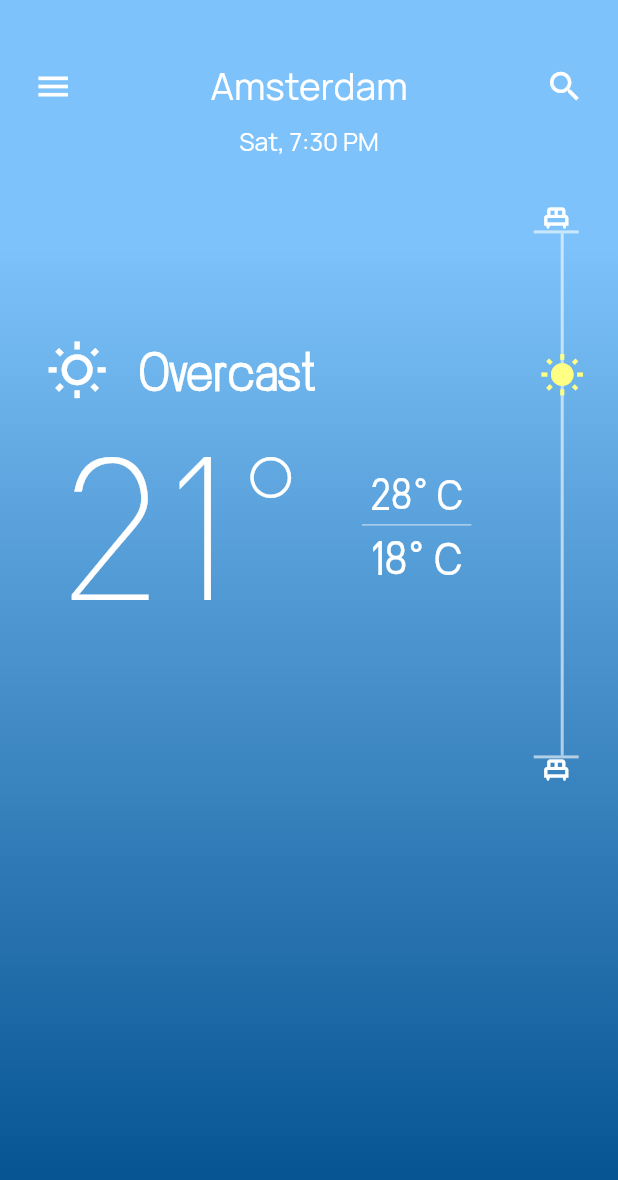
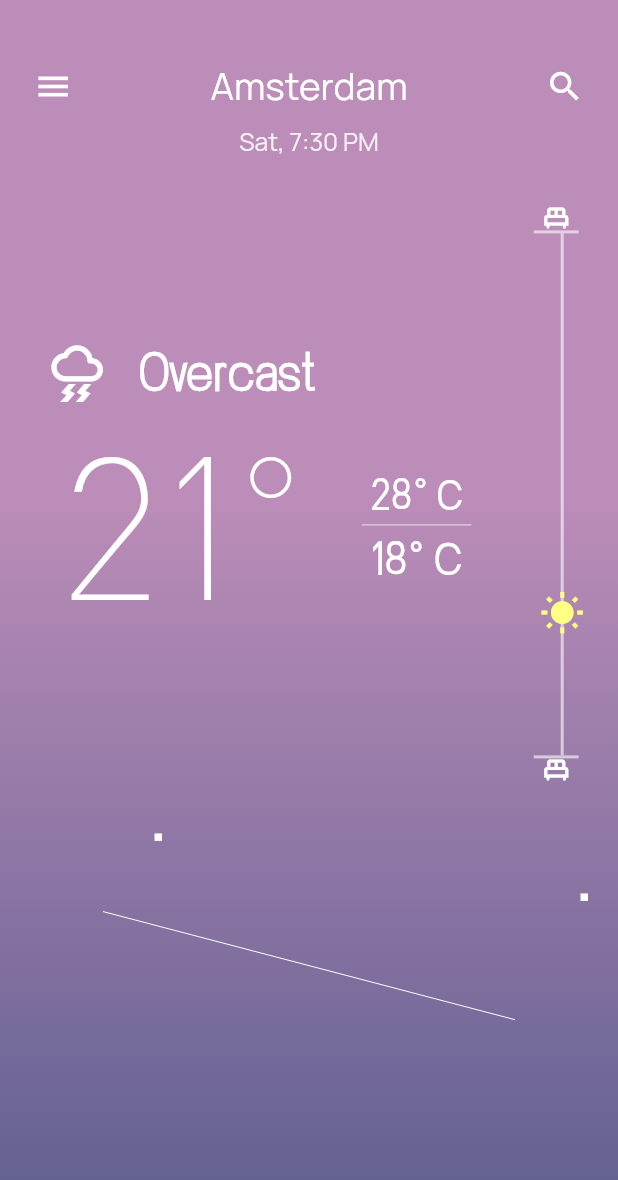
Before and after one commit to itsAliTahir/flutter_weather_app2, a Flutter app: the screen it shows after launch, on a phone screen of 412 x 824 dp. Shown: the top 1180 px of the screen. Run offline on Flutter 3.47's test engine with Material 2 defaults, Android fonts, the phone set to English and light mode, and no system bars.

Commit message:
after mids

```diff
--- a/lib/screens/home_screen.dart
+++ b/lib/screens/home_screen.dart
@@ -1,6 +1,7 @@
 import 'package:flutter/material.dart';
 import 'package:weather_application_2/screens/home_screen_widgets/center_detail.dart';
 import '../variables.dart';
+import 'home_screen_widgets/bottomgraph.dart';
 import 'home_screen_widgets/top_appbar.dart';
 
 class MyHomeScreen extends StatefulWidget {
@@ -21,8 +22,8 @@ class _MyHomeScreenState extends State<MyHomeScreen> {
         height: screenHeight,
         decoration: BoxDecoration(
             gradient: LinearGradient(
-                colors: backgroundGradient[0].colors,
-                stops: backgroundGradient[0].ratio,
+                colors: backgroundGradient[2].colors,
+                stops: backgroundGradient[2].ratio,
                 begin: Alignment.topCenter,
                 end: Alignment.bottomCenter)),
         child: Column(
@@ -43,6 +44,7 @@ class _MyHomeScreenState extends State<MyHomeScreen> {
               width: screenWidth,
               height: screenHeight * 0.35,
               // color: Colors.red,
+              child: MyHomeGraph(),
             ),
           ],
         ),
--- /dev/null
+++ b/lib/screens/home_screen_widgets/bottomgraph.dart
@@ -0,0 +1,64 @@
+import 'package:flutter/material.dart';
+
+class MyHomeGraph extends StatefulWidget {
+  @override
+  _MyHomeGraphState createState() => _MyHomeGraphState();
+}
+
+class _MyHomeGraphState extends State<MyHomeGraph> {
+  @override
+  Widget build(BuildContext context) {
+    final double screenWidth = MediaQuery.of(context).size.width;
+    final double screenHeight = MediaQuery.of(context).size.height;
+    return Stack(
+      children: [
+        Container(
+          width: screenWidth,
+          height: screenHeight * 0.35,
+          // color: Colors.red,
+          child: CustomPaint(
+            foregroundPainter: LinePainter(),
+          ),
+        ),
+        Positioned(
+            left: screenWidth * 0.25,
+            top: 20,
+            child: Hero(
+              tag: "one",
+              child: Container(
+                width: 5,
+                height: 5,
+                color: Colors.white,
+              ),
+            )),
+        Positioned(
+            right: 20,
+            top: 60,
+            child: Hero(
+              tag: "two",
+              child: Container(
+                width: 5,
+                height: 5,
+                color: Colors.white,
+              ),
+            )),
+      ],
+    );
+  }
+}
+
+class LinePainter extends CustomPainter {
+  @override
+  void paint(Canvas canvas, Size size) {
+    final paint = Paint()..color = Colors.white;
+
+    canvas.drawLine(
+      Offset(size.width * 1 / 6, size.height * 1 / 4),
+      Offset(size.width * 5 / 6, size.height * 1 / 2),
+      paint,
+    );
+  }
+
+  @override
+  bool shouldRepaint(CustomPainter oldDelegate) => false;
+}
--- a/lib/screens/home_screen_widgets/center_detail.dart
+++ b/lib/screens/home_screen_widgets/center_detail.dart
@@ -41,7 +41,7 @@ class _MyCenterDetailAppState extends State<MyCenterDetailApp> {
                             height: screenHeight * 0.10,
                             child: const FittedBox(
                               child: Icon(
-                                Icons.wb_sunny_outlined,
+                                Icons.thunderstorm_outlined,
                                 color: Colors.white,
                               ),
                             )),
@@ -72,7 +72,7 @@ class _MyCenterDetailAppState extends State<MyCenterDetailApp> {
                         mainAxisAlignment: MainAxisAlignment.center,
                         crossAxisAlignment: CrossAxisAlignment.center,
                         children: [
-                          SizedBox(
+                          const SizedBox(
                             width: 10,
                           ),
                           Container(
@@ -186,9 +186,9 @@ class _MyCenterDetailAppState extends State<MyCenterDetailApp> {
                     child: Padding(
                       padding: EdgeInsets.only(
                         left: 8.0,
-                        top: 0.25 * ((screenHeight * 0.5) - 94) + 22,
+                        top: 0.75 * ((screenHeight * 0.5) - 94) + 22,
                       ),
-                      child: Icon(
+                      child: const Icon(
                         Icons.wb_sunny,
                         size: 30,
                         color: Color.fromARGB(255, 255, 255, 132),
--- a/lib/screens/home_screen_widgets/top_appbar.dart
+++ b/lib/screens/home_screen_widgets/top_appbar.dart
@@ -73,7 +73,7 @@ class _MyTopAppBarState extends State<MyTopAppBar> {
                 child: Text(
                   "Sat, 7:30 PM",
                   style: TextStyle(
-                      color: Colors.white,
+                      color: const Color.fromARGB(220, 255, 255, 255),
                       fontSize: screenHeight * 0.02,
                       fontFamily: "Manrope",
                       // fontWeight: FontWeight.bold
--- a/lib/variables.dart
+++ b/lib/variables.dart
@@ -1,13 +1,5 @@
 import 'package:flutter/material.dart';
 
-// gradient: LinearGradient(colors: [
-//           Color.fromARGB(255, 126, 26, 144),
-//           Color.fromARGB(255, 216, 76, 1)
-//         ], stops: [
-//           0.2,
-//           1.0
-//         ],
-// )
 class BackgroundGradient {
   List<Color> colors;
   List<double> ratio;
@@ -23,18 +15,19 @@ List<BackgroundGradient> backgroundGradient = [
     1.0
   ]),
   BackgroundGradient(colors: [
+    const Color.fromARGB(255, 255, 183, 50),
     const Color.fromARGB(255, 255, 215, 113),
     const Color.fromARGB(255, 255, 166, 0)
   ], ratio: [
-    0.2,
+    0.0,
+    0.25,
     1.0
   ]),
-  // [
-  //   const Color.fromARGB(255, 255, 215, 113),
-  //   const Color.fromARGB(255, 255, 166, 0)
-  // ],
-  // [
-  //   const Color.fromARGB(255, 197, 197, 197),
-  //   const Color.fromARGB(255, 105, 105, 105)
-  // ],
+  BackgroundGradient(colors: [
+    const Color.fromARGB(255, 188, 141, 184),
+    const Color.fromARGB(255, 93, 94, 144),
+  ], ratio: [
+    0.4,
+    1.0
+  ]),
 ];
```
